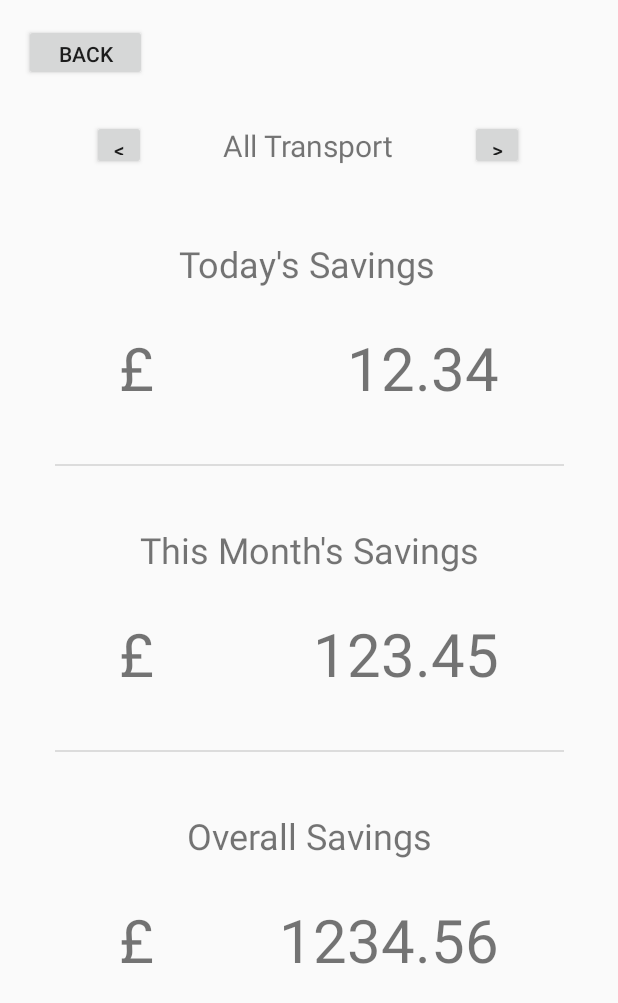
After one commit to gerardward3/mobhci, an Android app: the Money screen opened directly, with no data from a screen before it, on a phone screen of 412 x 824 dp. The commit adds this screen. Shown: the top 1003 px of the screen. Run offline under Robolectric (Android 15) with nearby library versions, the phone set to English and light mode, and no system bars.

Commit message:
Added fitness and money activities

```diff
--- a/app/build.gradle
+++ b/app/build.gradle
@@ -22,6 +22,7 @@ dependencies {
     implementation fileTree(dir: 'libs', include: ['*.jar'])
     implementation 'com.android.support:appcompat-v7:27.1.1'
     implementation 'com.android.support.constraint:constraint-layout:1.1.3'
+    implementation 'com.android.support:design:27.1.1'
     testImplementation 'junit:junit:4.12'
     androidTestImplementation 'com.android.support.test:runner:1.0.2'
     androidTestImplementation 'com.android.support.test.espresso:espresso-core:3.0.2'
--- a/app/src/main/res/layout/activity_home.xml
+++ b/app/src/main/res/layout/activity_home.xml
@@ -54,6 +54,7 @@
             android:layout_width="wrap_content"
             android:layout_height="wrap_content"
             android:layout_weight="1"
+            android:onClick="launchMoney"
             android:text="@string/nav_money" />
 
         <Button
@@ -65,11 +66,12 @@
             android:text="@string/nav_env" />
 
         <Button
-            android:id="@+id/button4"
+            android:id="@+id/fitness_button"
             style="@style/Widget.AppCompat.Button"
             android:layout_width="wrap_content"
             android:layout_height="wrap_content"
             android:layout_weight="1"
+            android:onClick="launchFitness"
             android:text="@string/nav_fitness" />
     </LinearLayout>
 
--- /dev/null
+++ b/app/src/main/res/layout/activity_money.xml
@@ -0,0 +1,233 @@
+<?xml version="1.0" encoding="utf-8"?>
+<android.support.constraint.ConstraintLayout xmlns:android="http://schemas.android.com/apk/res/android"
+    xmlns:app="http://schemas.android.com/apk/res-auto"
+    xmlns:tools="http://schemas.android.com/tools"
+    android:id="@+id/coordinatorLayout"
+    android:layout_width="match_parent"
+    android:layout_height="match_parent"
+    tools:context=".Money" >
+
+    <TextView
+        android:id="@+id/textView3"
+        android:layout_width="367dp"
+        android:layout_height="52dp"
+        android:layout_marginStart="16dp"
+        android:layout_marginLeft="16dp"
+        android:layout_marginTop="150dp"
+        android:layout_marginEnd="16dp"
+        android:layout_marginRight="16dp"
+        android:gravity="center"
+        android:text="@string/today_savings_title"
+        android:textSize="24sp"
+        app:layout_constraintEnd_toEndOf="parent"
+        app:layout_constraintHorizontal_bias="0.363"
+        app:layout_constraintStart_toStartOf="parent"
+        app:layout_constraintTop_toTopOf="parent" />
+
+    <TextView
+        android:id="@+id/textView7"
+        android:layout_width="367dp"
+        android:layout_height="52dp"
+        android:layout_marginStart="16dp"
+        android:layout_marginLeft="16dp"
+        android:layout_marginTop="30dp"
+        android:layout_marginEnd="16dp"
+        android:layout_marginRight="16dp"
+        android:gravity="center"
+        android:text="@string/month_savings_title"
+        android:textSize="24sp"
+        app:layout_constraintEnd_toEndOf="parent"
+        app:layout_constraintStart_toStartOf="parent"
+        app:layout_constraintTop_toBottomOf="@+id/divider2" />
+
+    <TextView
+        android:id="@+id/textView9"
+        android:layout_width="367dp"
+        android:layout_height="52dp"
+        android:layout_marginStart="16dp"
+        android:layout_marginLeft="16dp"
+        android:layout_marginTop="30dp"
+        android:layout_marginEnd="16dp"
+        android:layout_marginRight="16dp"
+        android:gravity="center"
+        android:text="@string/total_savings_title"
+        android:textSize="24sp"
+        app:layout_constraintEnd_toEndOf="parent"
+        app:layout_constraintStart_toStartOf="parent"
+        app:layout_constraintTop_toBottomOf="@+id/divider4" />
+
+    <TextView
+        android:id="@+id/todays_savings"
+        android:layout_width="253dp"
+        android:layout_height="61dp"
+        android:layout_marginStart="8dp"
+        android:layout_marginLeft="8dp"
+        android:layout_marginTop="16dp"
+        android:layout_marginEnd="8dp"
+        android:layout_marginRight="8dp"
+        android:gravity="right"
+        android:text="@string/today_savings_value"
+        android:textSize="40sp"
+        app:layout_constraintEnd_toEndOf="parent"
+        app:layout_constraintStart_toStartOf="parent"
+        app:layout_constraintTop_toBottomOf="@+id/textView3" />
+
+    <TextView
+        android:id="@+id/textView4"
+        android:layout_width="253dp"
+        android:layout_height="61dp"
+        android:layout_marginStart="8dp"
+        android:layout_marginLeft="8dp"
+        android:layout_marginTop="16dp"
+        android:layout_marginEnd="8dp"
+        android:layout_marginRight="8dp"
+        android:gravity="left"
+        android:text="@string/pound_sign"
+        android:textSize="40sp"
+        app:layout_constraintEnd_toEndOf="parent"
+        app:layout_constraintStart_toStartOf="parent"
+        app:layout_constraintTop_toBottomOf="@+id/textView3" />
+
+    <TextView
+        android:id="@+id/months_savings"
+        android:layout_width="253dp"
+        android:layout_height="61dp"
+        android:layout_marginStart="8dp"
+        android:layout_marginLeft="8dp"
+        android:layout_marginTop="16dp"
+        android:layout_marginEnd="8dp"
+        android:layout_marginRight="8dp"
+        android:gravity="right"
+        android:text="@string/month_savings_value"
+        android:textSize="40sp"
+        app:layout_constraintEnd_toEndOf="parent"
+        app:layout_constraintStart_toStartOf="parent"
+        app:layout_constraintTop_toBottomOf="@+id/textView7" />
+
+    <TextView
+        android:id="@+id/textView8"
+        android:layout_width="253dp"
+        android:layout_height="61dp"
+        android:layout_marginStart="8dp"
+        android:layout_marginLeft="8dp"
+        android:layout_marginTop="16dp"
+        android:layout_marginEnd="8dp"
+        android:layout_marginRight="8dp"
+        android:gravity="left"
+        android:text="@string/pound_sign"
+        android:textSize="40sp"
+        app:layout_constraintEnd_toEndOf="parent"
+        app:layout_constraintStart_toStartOf="parent"
+        app:layout_constraintTop_toBottomOf="@+id/textView7" />
+
+    <TextView
+        android:id="@+id/total_savings"
+        android:layout_width="253dp"
+        android:layout_height="61dp"
+        android:layout_marginStart="8dp"
+        android:layout_marginLeft="8dp"
+        android:layout_marginTop="16dp"
+        android:layout_marginEnd="8dp"
+        android:layout_marginRight="8dp"
+        android:gravity="right"
+        android:text="@string/total_savings_value"
+        android:textSize="40sp"
+        app:layout_constraintEnd_toEndOf="parent"
+        app:layout_constraintStart_toStartOf="parent"
+        app:layout_constraintTop_toBottomOf="@+id/textView9" />
+
+    <TextView
+        android:id="@+id/textView10"
+        android:layout_width="253dp"
+        android:layout_height="61dp"
+        android:layout_marginStart="8dp"
+        android:layout_marginLeft="8dp"
+        android:layout_marginTop="16dp"
+        android:layout_marginEnd="8dp"
+        android:layout_marginRight="8dp"
+        android:gravity="left"
+        android:text="@string/pound_sign"
+        android:textSize="40sp"
+        app:layout_constraintEnd_toEndOf="parent"
+        app:layout_constraintStart_toStartOf="parent"
+        app:layout_constraintTop_toBottomOf="@+id/textView9" />
+
+    <View
+        android:id="@+id/divider2"
+        android:layout_width="339dp"
+        android:layout_height="1dp"
+        android:layout_marginStart="8dp"
+        android:layout_marginLeft="8dp"
+        android:layout_marginTop="30dp"
+        android:layout_marginEnd="8dp"
+        android:layout_marginRight="8dp"
+        android:background="?android:attr/listDivider"
+        app:layout_constraintEnd_toEndOf="parent"
+        app:layout_constraintStart_toStartOf="parent"
+        app:layout_constraintTop_toBottomOf="@+id/textView4" />
+
+    <View
+        android:id="@+id/divider4"
+        android:layout_width="339dp"
+        android:layout_height="1dp"
+        android:layout_marginStart="8dp"
+        android:layout_marginLeft="8dp"
+        android:layout_marginTop="30dp"
+        android:layout_marginEnd="8dp"
+        android:layout_marginRight="8dp"
+        android:background="?android:attr/listDivider"
+        app:layout_constraintEnd_toEndOf="parent"
+        app:layout_constraintStart_toStartOf="parent"
+        app:layout_constraintTop_toBottomOf="@+id/textView8" />
+
+    <Button
+        android:id="@+id/button"
+        android:layout_width="82dp"
+        android:layout_height="38dp"
+        android:layout_marginStart="16dp"
+        android:layout_marginLeft="16dp"
+        android:layout_marginTop="16dp"
+        android:text="@string/back_button"
+        android:onClick="returnToHome"
+        app:layout_constraintStart_toStartOf="parent"
+        app:layout_constraintTop_toTopOf="parent" />
+
+    <TextView
+        android:id="@+id/transport_type"
+        android:layout_width="200dp"
+        android:layout_height="34dp"
+        android:layout_marginTop="80dp"
+        android:gravity="center"
+        android:text="@string/compare_overall"
+        android:textSize="20sp"
+        app:layout_constraintEnd_toEndOf="parent"
+        app:layout_constraintHorizontal_bias="0.497"
+        app:layout_constraintStart_toStartOf="parent"
+        app:layout_constraintTop_toTopOf="parent" />
+
+    <Button
+        android:id="@+id/switch_left_button"
+        android:layout_width="36dp"
+        android:layout_height="33dp"
+        android:layout_marginTop="80dp"
+        android:layout_marginEnd="8dp"
+        android:layout_marginRight="8dp"
+        android:text="@string/switch_left"
+        android:gravity="center"
+        android:onClick="switchLeft"
+        app:layout_constraintEnd_toStartOf="@+id/transport_type"
+        app:layout_constraintTop_toTopOf="parent" />
+
+    <Button
+        android:id="@+id/switch_right_button"
+        android:layout_width="36dp"
+        android:layout_height="33dp"
+        android:layout_marginStart="8dp"
+        android:layout_marginLeft="8dp"
+        android:layout_marginTop="80dp"
+        android:text="@string/switch_right"
+        android:gravity="center"
+        android:onClick="switchRight"
+        app:layout_constraintStart_toEndOf="@+id/transport_type"
+        app:layout_constraintTop_toTopOf="parent" />
+</android.support.constraint.ConstraintLayout>
--- /dev/null
+++ b/app/src/main/res/values/dimens.xml
@@ -0,0 +1,3 @@
+<resources>
+    <dimen name="fab_margin">16dp</dimen>
+</resources>
--- a/app/src/main/res/values/strings.xml
+++ b/app/src/main/res/values/strings.xml
@@ -6,4 +6,37 @@
     <string name="nav_money">Money</string>
     <string name="nav_env">Environment</string>
     <string name="nav_fitness">Fitness</string>
+    <string name="title_activity_fitness">Fitness</string>
+
+    <!-- Fitness Activity -->
+    <string name="distance_travelled_title">Total Distance Travelled</string>
+    <string name="distance_travelled_value">1234 miles</string>
+    <string name="time_travelled_title">Total Travel Time</string>
+    <string name="time_travelled_value">123 hours</string>
+    <string name="average_speed_title">Average Speed</string>
+    <string name="average_speed_value">12 mph</string>
+    <string name="back_button">Back</string>
+
+    <!-- Money Activity -->
+    <string name="today_savings_title">Today\'s Savings</string>
+    <string name="today_savings_value">12.34</string>
+    <string name="month_savings_title">This Month\'s Savings</string>
+    <string name="month_savings_value">123.45</string>
+    <string name="total_savings_title">Overall Savings</string>
+    <string name="total_savings_value">1234.56</string>
+    <string name="pound_sign">£</string>
+    <string name="title_activity_money">Money</string>
+    <string name="compare_overall">All Transport</string>
+    <string name="compare_bus">Compared to Bus</string>
+    <string name="compare_uber">Compared to Uber</string>
+    <string name="switch_right">&gt;</string>
+    <string name="switch_left">&lt;</string>
+    <string name="today_savings_bus">6.34</string>
+    <string name="month_savings_bus">60.45</string>
+    <string name="total_savings_bus">600.56</string>
+    <string name="today_savings_uber">6.00</string>
+    <string name="month_savings_uber">63.00</string>
+    <string name="total_savings_uber">634.00</string>
+
+
 </resources>
--- a/app/src/main/res/values/styles.xml
+++ b/app/src/main/res/values/styles.xml
@@ -8,4 +8,13 @@
         <item name="colorAccent">@color/colorAccent</item>
     </style>
 
+    <style name="AppTheme.NoActionBar">
+        <item name="windowActionBar">false</item>
+        <item name="windowNoTitle">true</item>
+    </style>
+
+    <style name="AppTheme.AppBarOverlay" parent="ThemeOverlay.AppCompat.Dark.ActionBar" />
+
+    <style name="AppTheme.PopupOverlay" parent="ThemeOverlay.AppCompat.Light" />
+
 </resources>
```
Also changed, not shown: app/src/main/AndroidManifest.xml (+8 -0 lines), app/src/main/java/com/example/teamnaji/mhci/Fitness.java (added, +23 -0 lines), app/src/main/java/com/example/teamnaji/mhci/HomeActivity.java (+11 -0 lines), app/src/main/java/com/example/teamnaji/mhci/Money.java (added, +97 -0 lines), app/src/main/res/layout/activity_fitness.xml (added, +146 -0 lines).
